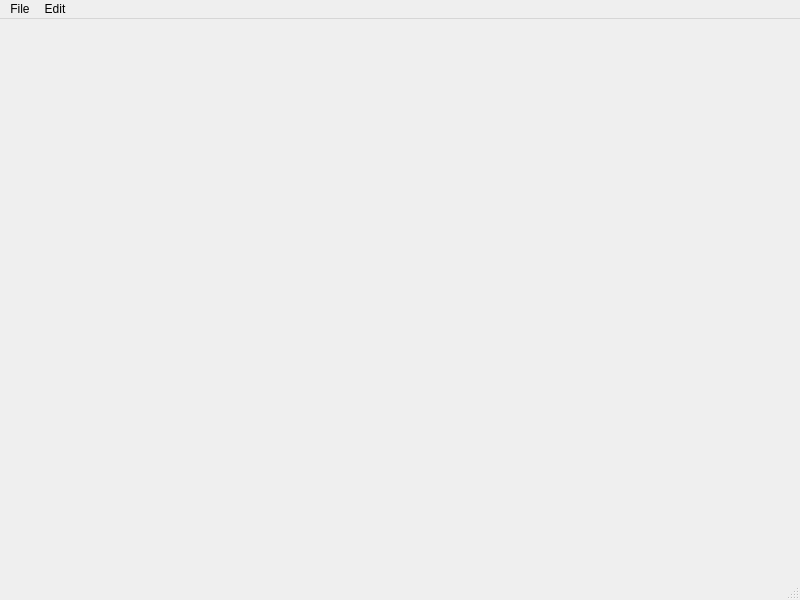
The window that BillsSplitter/mainwindow.ui (gilberhb/BillsSplitter) describes before a commit, drawn with Qt 5.
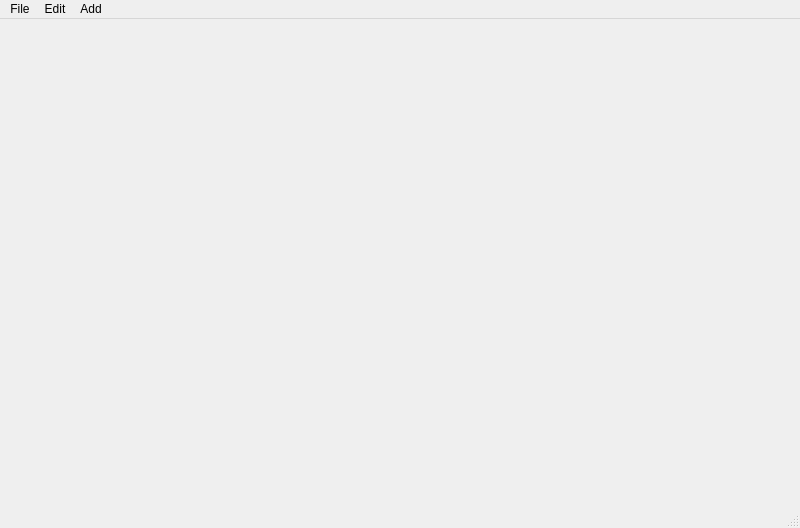
The same window after the commit.

Patch:
```diff
--- a/BillsSplitter/mainwindow.ui
+++ b/BillsSplitter/mainwindow.ui
@@ -7,7 +7,7 @@
     <x>0</x>
     <y>0</y>
     <width>800</width>
-    <height>600</height>
+    <height>528</height>
    </rect>
   </property>
   <property name="windowTitle">
@@ -35,8 +35,15 @@
     </property>
     <addaction name="actionGroup_Members"/>
    </widget>
+   <widget class="QMenu" name="menuAdd">
+    <property name="title">
+     <string>Add</string>
+    </property>
+    <addaction name="actionReceipt"/>
+   </widget>
    <addaction name="menuFile"/>
    <addaction name="menuEdit"/>
+   <addaction name="menuAdd"/>
   </widget>
   <widget class="QStatusBar" name="statusbar"/>
   <action name="actionExit">
```
Left out of the diff: 5 changed lines with no effect on the pictures.
